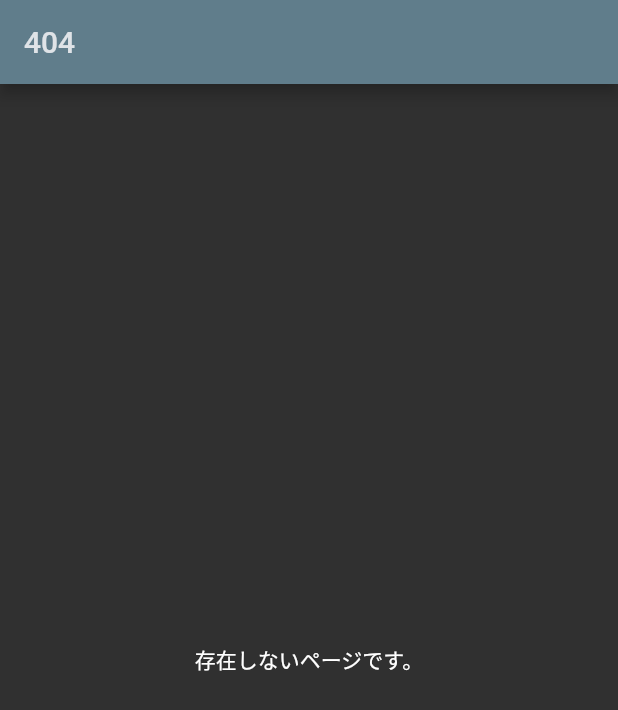
After one commit to Juris710/wordle_clone, a Flutter app: the UnknownPage screen opened directly, on a phone screen of 412 x 824 dp. The commit adds this screen. Shown: the top 710 px of the screen. Run offline on Flutter 3.47's test engine with Material 2 defaults, Android fonts, the phone set to English and light mode, and no system bars; our stand-ins replace flutter_hooks, hooks_riverpod.

Commit message:
404から戻った時にURLが変わらない問題を修正

```diff
--- /dev/null
+++ b/lib/pages/unknown.dart
@@ -0,0 +1,17 @@
+import 'package:flutter/material.dart';
+
+class UnknownPage extends StatelessWidget {
+  const UnknownPage({Key? key}) : super(key: key);
+
+  @override
+  Widget build(BuildContext context) {
+    return Scaffold(
+      appBar: AppBar(
+        title: const Text("404"),
+      ),
+      body: const Center(
+        child: Text("存在しないページです。"),
+      ),
+    );
+  }
+}
```
Also changed, not shown: lib/routes.dart (+6 -6 lines).
